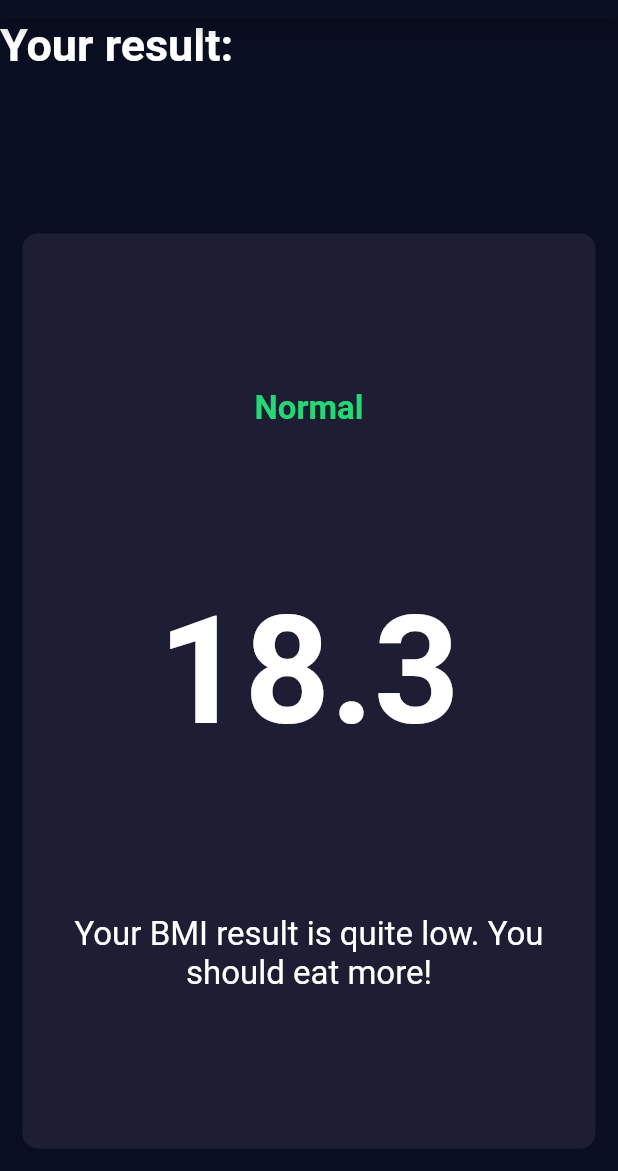
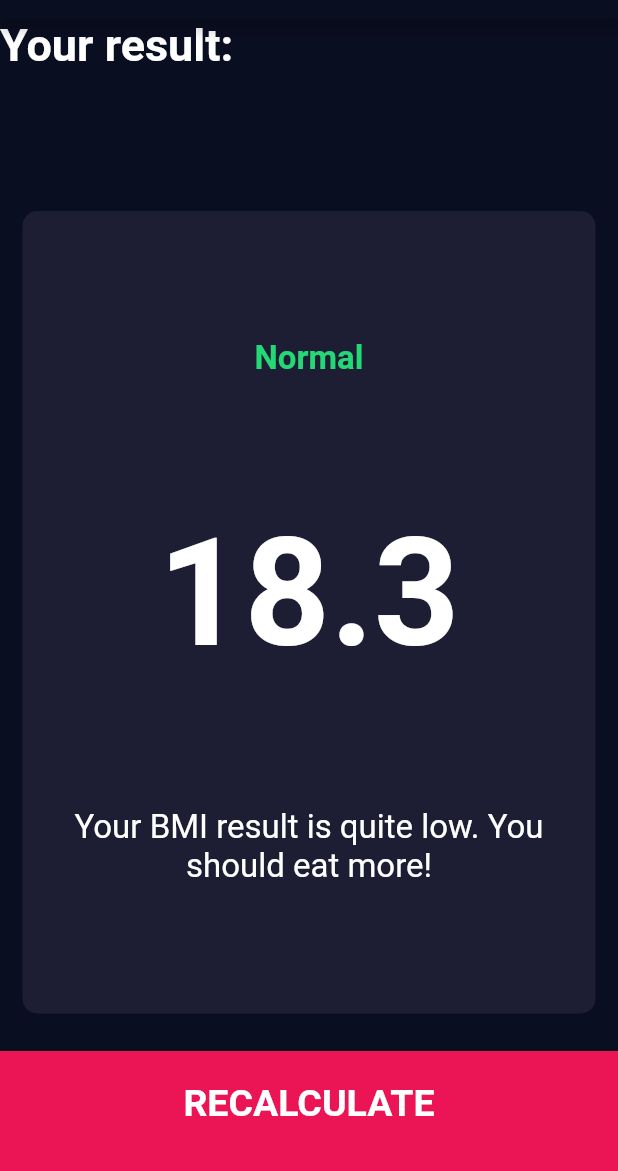
Before and after one commit to leetrent/bmi-calculator-flutter, a Flutter app: the ResultsPage screen opened by its route, on a phone screen of 412 x 824 dp, the part 65-1236 px from its top. Run offline on Flutter 3.47's test engine with Material 2 defaults, Android fonts, the phone set to English and light mode, and no system bars; our stand-ins replace font_awesome_flutter.

Commit message:
Adds bottom button to results page

```diff
--- a/lib/screens/results_page.dart
+++ b/lib/screens/results_page.dart
@@ -1,3 +1,4 @@
+import 'package:bmi_calculator/components/buttom_button.dart';
 import 'package:bmi_calculator/components/reusable_card.dart';
 import 'package:bmi_calculator/constants.dart';
 import 'package:flutter/cupertino.dart';
@@ -47,6 +48,12 @@ class ResultsPage extends StatelessWidget {
               ),
             ),
           ),
+          BottomButton(
+            buttonTitle: 'RECALCULATE',
+            onTap: () {
+              Navigator.pop(context);
+            },
+          )
         ],
       ),
     );
```
